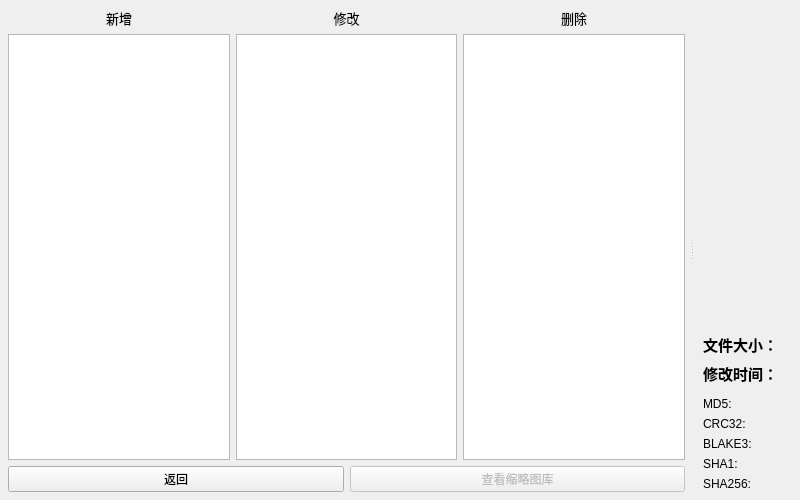
Before: the Qt Designer form plugins/fsa/snapshot_viewer.ui in abcdesteve/Toolbox, drawn with Qt 5.
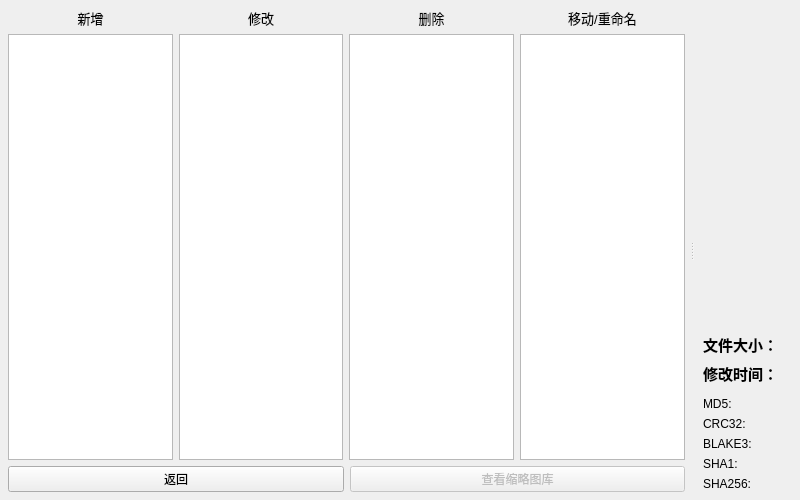
After: the same form once the commit is applied. Custom widgets are drawn as their Qt base class.

Commit message: 1.使用uv优化环境占用 2.整理目录结构 3.为FSA添加move类型，支持三种扫描模式（急速/宽松/严格） 4.为快照详情的删除列添加了文件信息显示

What changed in the file:
```diff
--- a/plugins/fsa/snapshot_viewer.ui
+++ b/plugins/fsa/snapshot_viewer.ui
@@ -170,6 +170,46 @@
            </item>
           </layout>
          </item>
+         <item>
+          <layout class="QVBoxLayout" name="vbox_move">
+           <item>
+            <widget class="QLabel" name="label_title_move">
+             <property name="font">
+              <font>
+               <pointsize>10</pointsize>
+              </font>
+             </property>
+             <property name="text">
+              <string>移动/重命名</string>
+             </property>
+             <property name="alignment">
+              <set>Qt::AlignCenter</set>
+             </property>
+            </widget>
+           </item>
+           <item>
+            <widget class="TreeWidget" name="TreeWidget_move">
+             <property name="alternatingRowColors">
+              <bool>true</bool>
+             </property>
+             <property name="uniformRowHeights">
+              <bool>true</bool>
+             </property>
+             <property name="animated">
+              <bool>true</bool>
+             </property>
+             <property name="headerHidden">
+              <bool>true</bool>
+             </property>
+             <column>
+              <property name="text">
+               <string notr="true">1</string>
+              </property>
+             </column>
+            </widget>
+           </item>
+          </layout>
+         </item>
         </layout>
        </item>
        <item>
```
The commit also changes 25 other files.
